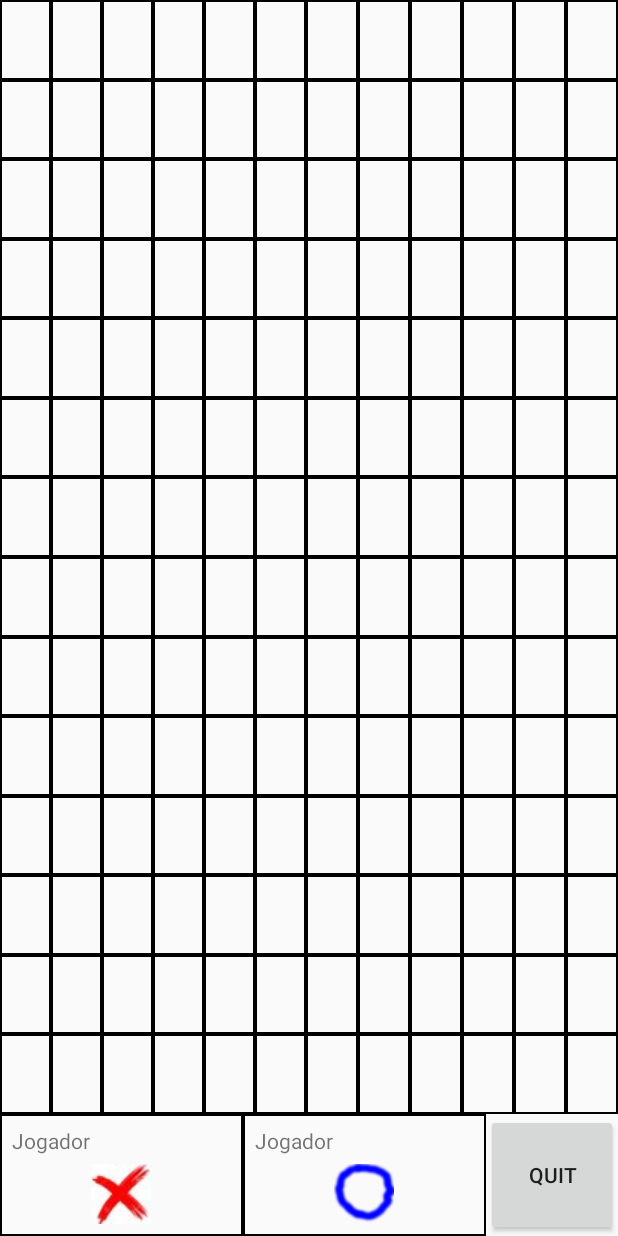
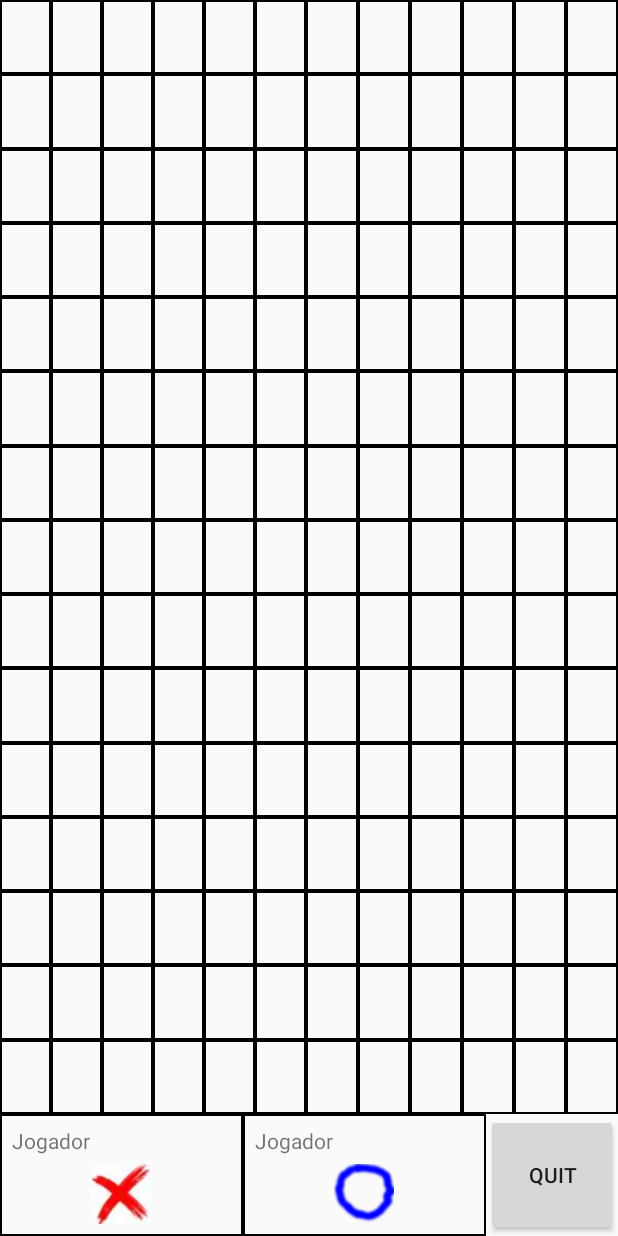
Before and after one commit to Femeuc/Advanced-Tic-tac-toe-Android, an Android app: the TwoPlayersActivity screen opened directly, with no data from a screen before it, on a phone screen of 412 x 824 dp. Run offline under Robolectric (Android 15) with nearby library versions, the phone set to English and light mode, and no system bars.

Commit message:
Adds one more row to the game board.

```diff
--- a/app/src/main/res/layout/activity_two_players.xml
+++ b/app/src/main/res/layout/activity_two_players.xml
@@ -1128,11 +1128,96 @@
         android:layout_width="match_parent"
         android:layout_height="0dp"
         android:orientation="horizontal"
-        app:layout_constraintBottom_toTopOf="@+id/bottom"
+        app:layout_constraintBottom_toTopOf="@+id/row15"
         app:layout_constraintEnd_toEndOf="parent"
         app:layout_constraintHorizontal_bias="0.5"
         app:layout_constraintStart_toStartOf="parent"
         app:layout_constraintTop_toBottomOf="@+id/row13">
+
+        <Button
+            android:layout_width="0dp"
+            android:layout_height="match_parent"
+            android:layout_weight="1"
+            android:background="@drawable/back"
+            />
+        <Button
+            android:layout_width="0dp"
+            android:layout_height="match_parent"
+            android:layout_weight="1"
+            android:background="@drawable/back"
+            />
+        <Button
+            android:layout_width="0dp"
+            android:layout_height="match_parent"
+            android:layout_weight="1"
+            android:background="@drawable/back"
+            />
+        <Button
+            android:layout_width="0dp"
+            android:layout_height="match_parent"
+            android:layout_weight="1"
+            android:background="@drawable/back"
+            />
+        <Button
+            android:layout_width="0dp"
+            android:layout_height="match_parent"
+            android:layout_weight="1"
+            android:background="@drawable/back"
+            />
+        <Button
+            android:layout_width="0dp"
+            android:layout_height="match_parent"
+            android:layout_weight="1"
+            android:background="@drawable/back"
+            />
+        <Button
+            android:layout_width="0dp"
+            android:layout_height="match_parent"
+            android:layout_weight="1"
+            android:background="@drawable/back"
+            />
+        <Button
+            android:layout_width="0dp"
+            android:layout_height="match_parent"
+            android:layout_weight="1"
+            android:background="@drawable/back"
+            />
+        <Button
+            android:layout_width="0dp"
+            android:layout_height="match_parent"
+            android:layout_weight="1"
+            android:background="@drawable/back"
+            />
+        <Button
+            android:layout_width="0dp"
+            android:layout_height="match_parent"
+            android:layout_weight="1"
+            android:background="@drawable/back"
+            />
+        <Button
+            android:layout_width="0dp"
+            android:layout_height="match_parent"
+            android:layout_weight="1"
+            android:background="@drawable/back"
+            />
+        <Button
+            android:layout_width="0dp"
+            android:layout_height="match_parent"
+            android:layout_weight="1"
+            android:background="@drawable/back"
+            />
+
+    </LinearLayout>
+
+    <LinearLayout
+        android:id="@+id/row15"
+        android:layout_width="match_parent"
+        android:layout_height="0dp"
+        android:orientation="horizontal"
+        app:layout_constraintBottom_toTopOf="@+id/bottom"
+        app:layout_constraintEnd_toEndOf="parent"
+        app:layout_constraintStart_toStartOf="parent"
+        app:layout_constraintTop_toBottomOf="@+id/row14">
 
         <Button
             android:layout_width="0dp"
@@ -1218,7 +1303,7 @@
         app:layout_constraintEnd_toEndOf="parent"
         app:layout_constraintHorizontal_bias="0.5"
         app:layout_constraintStart_toStartOf="parent"
-        app:layout_constraintTop_toBottomOf="@+id/row14">
+        app:layout_constraintTop_toBottomOf="@+id/row15">
 
         <TextView
             android:layout_width="0dp"
```
